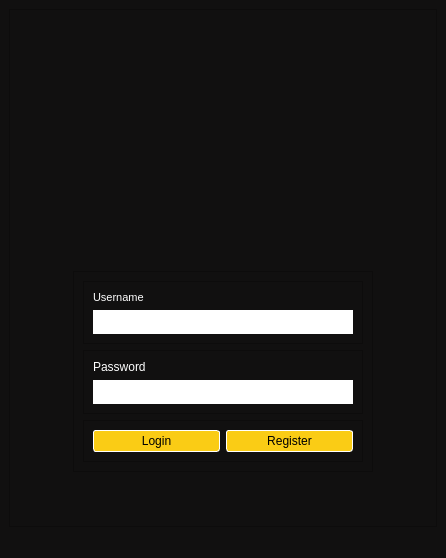
Before: the Qt Designer form ui/login.ui in enharukalo/powerwatch, drawn with Qt 5.
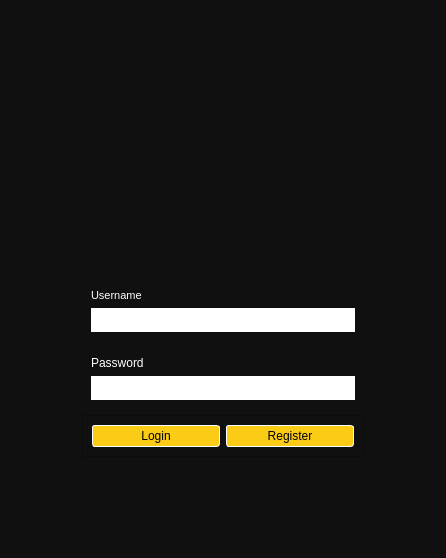
After: the same form once the commit is applied. Icons and pictures are not drawn.

Commit message: Implement functionality, add admin panel and update layouts

```diff
--- a/ui/login.ui
+++ b/ui/login.ui
@@ -45,9 +45,7 @@
 QPushButton:enabled {
   background-color: #facc15; /* Yellow shade */
   color: black; /* Text color */
-cursor: pointer;
 border-radius: 3px;
-box-shadow: 0 4px #999;
 }
 
 QPushButton:pressed {
@@ -69,9 +67,6 @@
    <layout class="QVBoxLayout" name="verticalLayout_3">
     <item>
      <widget class="QFrame" name="frame">
-      <property name="frameShape">
-       <enum>QFrame::StyledPanel</enum>
-      </property>
       <property name="frameShadow">
        <enum>QFrame::Raised</enum>
       </property>
@@ -124,18 +119,12 @@
            <height>0</height>
           </size>
          </property>
-         <property name="frameShape">
-          <enum>QFrame::StyledPanel</enum>
-         </property>
          <property name="frameShadow">
           <enum>QFrame::Raised</enum>
          </property>
          <layout class="QVBoxLayout" name="verticalLayout_4">
           <item>
            <widget class="QFrame" name="frameUsername">
-            <property name="frameShape">
-             <enum>QFrame::StyledPanel</enum>
-            </property>
             <property name="frameShadow">
              <enum>QFrame::Raised</enum>
             </property>
@@ -176,9 +165,6 @@
           </item>
           <item>
            <widget class="QFrame" name="framePassword">
-            <property name="frameShape">
-             <enum>QFrame::StyledPanel</enum>
-            </property>
             <property name="frameShadow">
              <enum>QFrame::Raised</enum>
             </property>
```
Left out of the diff: 8 changed lines with no effect on the pictures. The commit also changes 9 other files.
